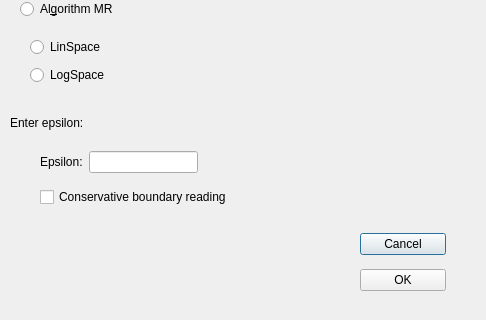
This is src/gui/loopshaping/loop_shaping_dialog.ui in Isaac-Martinez-Forte/QFTbx as Qt 5 draws it before an edit; both pictures show x 0 to 486 and y 175 to 495 of the 486 by 495 pixel window. The edited form follows.
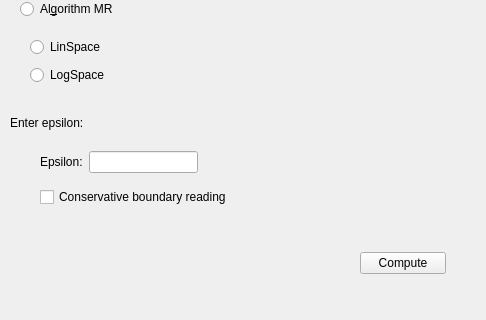
This is the edited form.

Commit message: Lay the phases out on a canvas of cards instead of in dialogs

```diff
--- a/src/gui/loopshaping/loop_shaping_dialog.ui
+++ b/src/gui/loopshaping/loop_shaping_dialog.ui
@@ -1,7 +1,7 @@
 <?xml version="1.0" encoding="UTF-8"?>
 <ui version="4.0">
  <class>LoopShapingDialog</class>
- <widget class="QDialog" name="LoopShapingDialog">
+ <widget class="QWidget" name="LoopShapingDialog">
   <property name="geometry">
    <rect>
     <x>0</x>
@@ -134,17 +134,10 @@
     </rect>
    </property>
    <layout class="QVBoxLayout" name="verticalLayout_2">
-    <item>
-     <widget class="QPushButton" name="cancelButton">
-      <property name="text">
-       <string>Cancel</string>
-      </property>
-     </widget>
-    </item>
     <item>
      <widget class="QPushButton" name="okButton">
       <property name="text">
-       <string>OK</string>
+       <string>Compute</string>
       </property>
      </widget>
     </item>
```
The commit also changes 50 other files.
